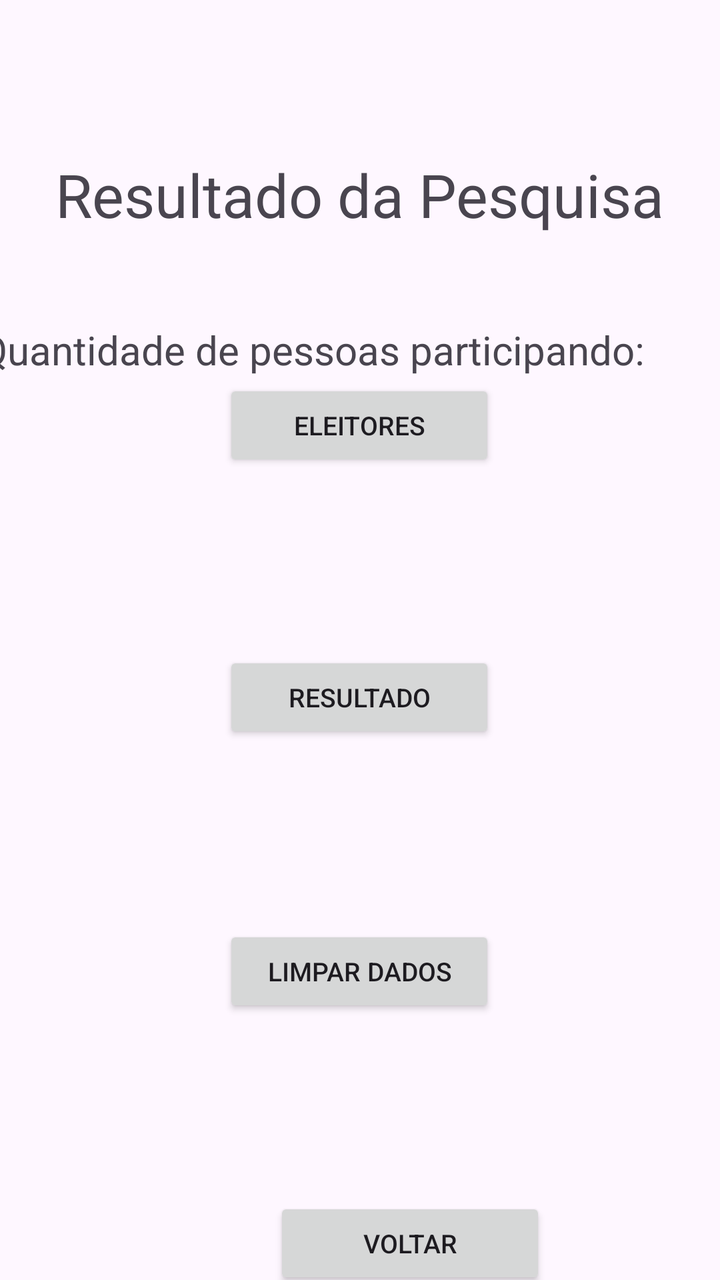
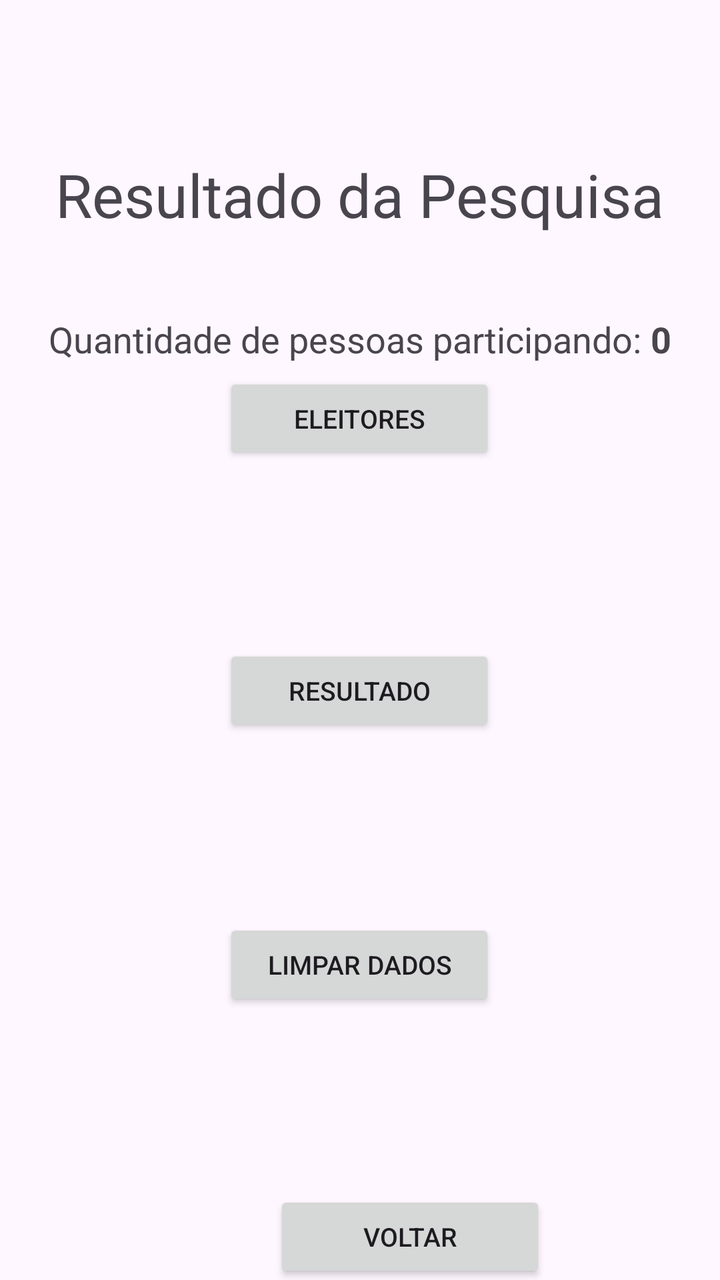

Before-and-after screenshots of an Android layout around one commit, followed by the original layout XML and the change that was made.
<!-- AndroidManifest.xml: application theme Theme.CampanhaEleitoral -->
<!-- res/layout/activity_admin.xml -->
<?xml version="1.0" encoding="utf-8"?>
<androidx.constraintlayout.widget.ConstraintLayout xmlns:android="http://schemas.android.com/apk/res/android"
    xmlns:app="http://schemas.android.com/apk/res-auto"
    xmlns:tools="http://schemas.android.com/tools"
    android:id="@+id/main"
    android:layout_width="match_parent"
    android:layout_height="match_parent"
    tools:context=".AdminActivity">


    <TextView
        android:id="@+id/textView3"
        android:layout_width="wrap_content"
        android:layout_height="wrap_content"
        android:layout_marginStart="52dp"
        android:layout_marginTop="77dp"
        android:layout_marginEnd="52dp"
        android:text="Resultado da Pesquisa"
        android:textSize="30sp"
        app:layout_constraintEnd_toEndOf="parent"
        app:layout_constraintStart_toStartOf="parent"
        app:layout_constraintTop_toTopOf="parent" />

    <TextView
        android:id="@+id/textView4"
        android:layout_width="wrap_content"
        android:layout_height="wrap_content"
        android:layout_marginStart="179dp"
        android:layout_marginTop="44dp"
        android:layout_marginEnd="174dp"
        android:text="Quantidade de pessoas participando:"
        android:textSize="20sp"
        app:layout_constraintEnd_toEndOf="parent"
        app:layout_constraintHorizontal_bias="0.582"
        app:layout_constraintStart_toStartOf="parent"
        app:layout_constraintTop_toBottomOf="@+id/textView3" />

    <TextView
        android:id="@+id/tvQnt"
        android:layout_width="wrap_content"
        android:layout_height="wrap_content"
        android:layout_marginStart="15dp"
        android:layout_marginTop="52dp"
        android:layout_marginEnd="38dp"
        android:text="."
        android:textSize="20sp"
        app:layout_constraintEnd_toEndOf="parent"
        app:layout_constraintHorizontal_bias="0.0"
        app:layout_constraintStart_toEndOf="@+id/textView4"
        app:layout_constraintTop_toBottomOf="@+id/textView3" />

    <Button
        android:id="@+id/btEleitores"
        android:layout_width="136dp"
        android:layout_height="46dp"
        android:layout_marginStart="160dp"
        android:layout_marginTop="69dp"
        android:layout_marginEnd="161dp"
        android:layout_marginBottom="45dp"
        android:text="Eleitores"
        android:textSize="13sp"
        app:layout_constraintBottom_toTopOf="@+id/btResultado"
        app:layout_constraintEnd_toEndOf="parent"
        app:layout_constraintStart_toStartOf="parent"
        app:layout_constraintTop_toBottomOf="@+id/textView4" />

    <Button
        android:id="@+id/btResultado"
        android:layout_width="136dp"
        android:layout_height="46dp"
        android:layout_marginStart="160dp"
        android:layout_marginTop="45dp"
        android:layout_marginEnd="161dp"
        android:layout_marginBottom="45dp"
        android:text="Resultado"
        android:textSize="13sp"
        app:layout_constraintBottom_toTopOf="@+id/btLimpar"
        app:layout_constraintEnd_toEndOf="parent"
        app:layout_constraintStart_toStartOf="parent"
        app:layout_constraintTop_toBottomOf="@+id/btEleitores" />

    <Button
        android:id="@+id/btLimpar"
        android:layout_width="136dp"
        android:layout_height="46dp"
        android:layout_marginStart="137dp"
        android:layout_marginTop="46dp"
        android:layout_marginEnd="138dp"
        android:layout_marginBottom="45dp"
        android:text="Limpar Dados"
        android:textSize="13sp"
        app:layout_constraintBottom_toTopOf="@+id/btRetornar"
        app:layout_constraintEnd_toEndOf="parent"
        app:layout_constraintStart_toStartOf="parent"
        app:layout_constraintTop_toBottomOf="@+id/btResultado" />

    <Button
        android:id="@+id/btRetornar"
        android:layout_width="136dp"
        android:layout_height="46dp"
        android:layout_marginStart="137dp"
        android:layout_marginTop="45dp"
        android:layout_marginEnd="138dp"
        android:layout_marginBottom="63dp"
        android:text="Voltar"
        android:textSize="13sp"
        app:layout_constraintBottom_toBottomOf="parent"
        app:layout_constraintEnd_toEndOf="parent"
        app:layout_constraintHorizontal_bias="0.0"
        app:layout_constraintStart_toStartOf="parent"
        app:layout_constraintTop_toBottomOf="@+id/btLimpar" />

</androidx.constraintlayout.widget.ConstraintLayout>
<!-- resources referenced by this layout -->
<resources>
  <style name="Theme.CampanhaEleitoral" parent="Base.Theme.CampanhaEleitoral" />
  <style name="Base.Theme.CampanhaEleitoral" parent="Theme.Material3.DayNight.NoActionBar">
          
          
      </style>
</resources>

<!-- the commit's change to res/layout/activity_admin.xml (unified diff, before → after) -->
@@ -25,13 +25,11 @@
         android:id="@+id/textView4"
         android:layout_width="wrap_content"
         android:layout_height="wrap_content"
-        android:layout_marginStart="179dp"
-        android:layout_marginTop="44dp"
-        android:layout_marginEnd="174dp"
-        android:text="Quantidade de pessoas participando:"
-        android:textSize="20sp"
-        app:layout_constraintEnd_toEndOf="parent"
-        app:layout_constraintHorizontal_bias="0.582"
+        android:layout_marginTop="40dp"
+        android:text="Quantidade de pessoas participando: "
+        android:textSize="18sp"
+        app:layout_constraintEnd_toStartOf="@+id/tvQnt"
+        app:layout_constraintHorizontal_chainStyle="packed"
         app:layout_constraintStart_toStartOf="parent"
         app:layout_constraintTop_toBottomOf="@+id/textView3" />
 
@@ -39,15 +37,13 @@
         android:id="@+id/tvQnt"
         android:layout_width="wrap_content"
         android:layout_height="wrap_content"
-        android:layout_marginStart="15dp"
-        android:layout_marginTop="52dp"
-        android:layout_marginEnd="38dp"
-        android:text="."
-        android:textSize="20sp"
+        android:text="0"
+        android:textSize="18sp"
+        android:textStyle="bold"
+        app:layout_constraintBottom_toBottomOf="@+id/textView4"
         app:layout_constraintEnd_toEndOf="parent"
-        app:layout_constraintHorizontal_bias="0.0"
         app:layout_constraintStart_toEndOf="@+id/textView4"
-        app:layout_constraintTop_toBottomOf="@+id/textView3" />
+        app:layout_constraintTop_toTopOf="@+id/textView4" />
 
     <Button
         android:id="@+id/btEleitores"
